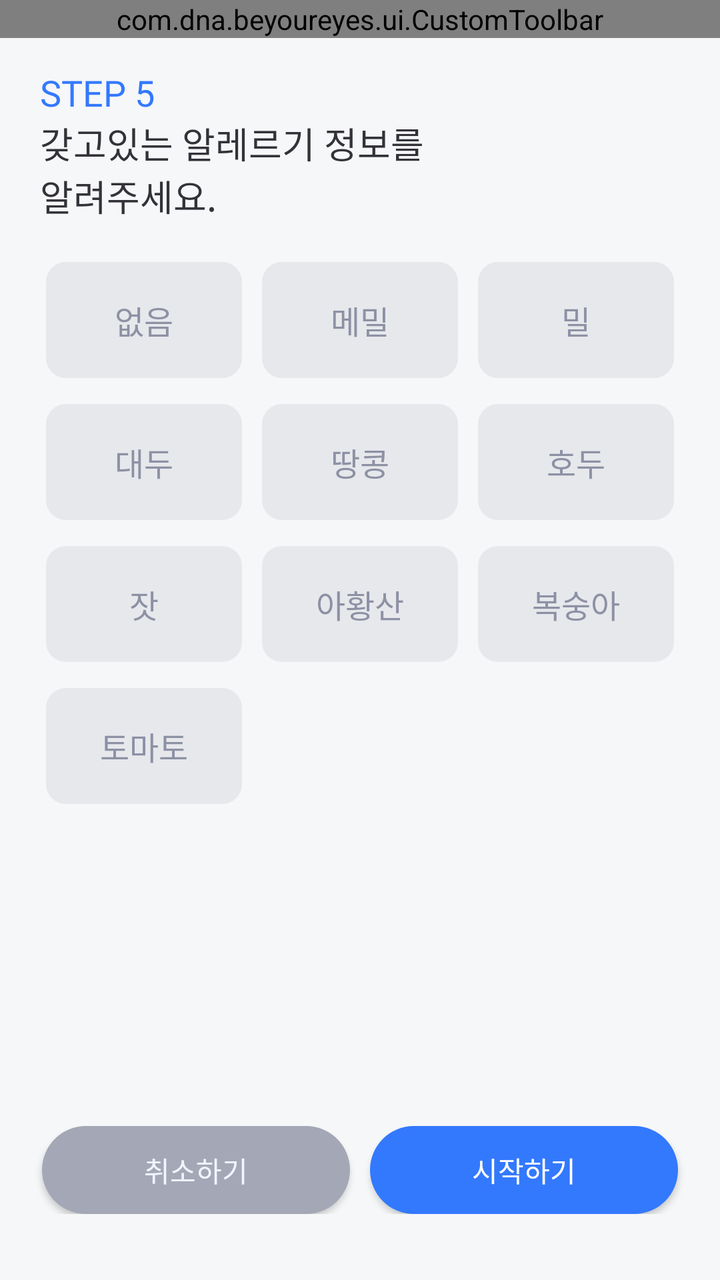
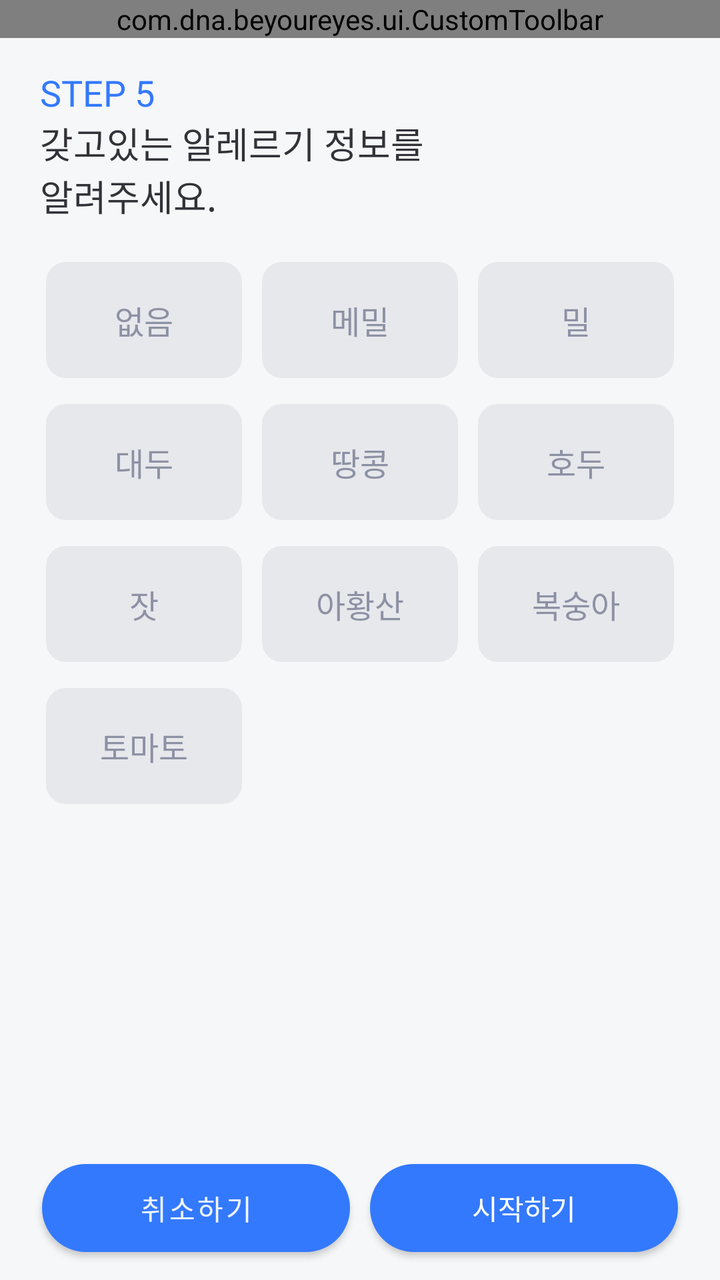

Two renders of the same Android screen: before a commit and after it. Below are the layout's source before the change and the commit's diff.
<!-- AndroidManifest.xml: application theme Theme.BeYourEyes -->
<!-- res/layout/fragment_assign_allergy.xml -->
<?xml version="1.0" encoding="utf-8"?>
<androidx.constraintlayout.widget.ConstraintLayout xmlns:android="http://schemas.android.com/apk/res/android"
    xmlns:tools="http://schemas.android.com/tools"
    android:layout_width="match_parent"
    android:layout_height="match_parent"
    android:background="@color/gray_50"
    xmlns:app="http://schemas.android.com/apk/res-auto">

    <com.dna.beyoureyes.ui.CustomToolbar
        android:id="@+id/toolbar"
        android:layout_width="match_parent"
        android:layout_height="wrap_content"
        app:title="@string/assign_toolbar"
        app:layout_constraintEnd_toEndOf="parent"
        app:layout_constraintStart_toStartOf="parent"
        app:layout_constraintTop_toTopOf="parent"/>


    <TextView
        android:id="@+id/stepText"
        android:layout_width="wrap_content"
        android:layout_height="wrap_content"
        android:layout_marginStart="20dp"
        android:layout_marginTop="15dp"
        android:layout_marginEnd="20dp"
        android:fontFamily="@font/wanted_sans_semi_bold"
        android:text="@string/assign_step5"
        android:textColor="@color/blue_500"
        android:textSize="18sp"
        app:layout_constraintEnd_toEndOf="parent"
        app:layout_constraintHorizontal_bias="0.0"
        app:layout_constraintStart_toStartOf="parent"
        app:layout_constraintTop_toBottomOf="@+id/toolbar" />

    <TextView
        android:id="@+id/questionText"
        android:layout_width="wrap_content"
        android:layout_height="wrap_content"
        android:layout_marginStart="20dp"
        android:layout_marginTop="0dp"
        android:layout_marginEnd="20dp"
        android:fontFamily="@font/wanted_sans_semi_bold"
        android:text="갖고있는 알레르기 정보를\n알려주세요."
        android:textColor="@color/gray_950"
        android:textSize="18sp"
        app:layout_constraintEnd_toEndOf="parent"
        app:layout_constraintHorizontal_bias="0.0"
        app:layout_constraintStart_toStartOf="parent"
        app:layout_constraintTop_toBottomOf="@+id/stepText" />
    
    <LinearLayout
        android:layout_width="match_parent"
        android:layout_height="wrap_content"
        android:gravity="center"
        android:orientation="vertical"
        app:layout_constraintEnd_toEndOf="parent"
        app:layout_constraintStart_toStartOf="parent"
        app:layout_constraintTop_toBottomOf="@id/questionText">

        <com.google.android.material.chip.ChipGroup
            android:layout_width="wrap_content"
            android:layout_height="wrap_content"
            android:layout_margin="20dp"
            android:layout_marginTop="24dp"
            android:foregroundGravity="center"
            app:chipSpacingHorizontal="10dp"
            app:chipSpacingVertical="13dp">

            <com.google.android.material.chip.Chip
                android:id="@+id/chip1"
                style="@style/AllergyChip"
                android:layout_width="98dp"
                android:layout_height="58dp"
                android:layout_marginBottom="60dp"
                android:text="@string/allergy_none"
                android:textAlignment="center"
                android:textAppearance="@style/chipText"
                app:chipMinTouchTargetSize="0dp"/>

            <com.google.android.material.chip.Chip
                android:id="@+id/chip2"
                style="@style/AllergyChip"
                android:layout_width="98dp"
                android:layout_height="58dp"
                android:layout_marginBottom="60dp"
                android:text="@string/allergy_buckwheat"
                android:textAlignment="center"
                android:textAppearance="@style/chipText"
                app:chipMinTouchTargetSize="0dp"/>

            <com.google.android.material.chip.Chip
                android:id="@+id/chip3"
                style="@style/AllergyChip"
                android:layout_width="98dp"
                android:layout_height="58dp"
                android:layout_marginBottom="60dp"
                android:text="@string/allergy_wheat"
                android:textAlignment="center"
                android:textAppearance="@style/chipText"
                app:chipMinTouchTargetSize="0dp" />

            <com.google.android.material.chip.Chip
                android:id="@+id/chip4"
                style="@style/AllergyChip"
                android:layout_width="98dp"
                android:layout_height="58dp"
                android:layout_marginBottom="60dp"
                android:text="@string/allergy_bean"
                android:textAlignment="center"
                android:textAppearance="@style/chipText"
                app:chipMinTouchTargetSize="0dp"/>

            <com.google.android.material.chip.Chip
                android:id="@+id/chip5"
                style="@style/AllergyChip"
                android:layout_width="98dp"
                android:layout_height="58dp"
                android:layout_marginBottom="60dp"
                android:text="@string/allergy_peanut"
                android:textAlignment="center"
                android:textAppearance="@style/chipText"
                app:chipMinTouchTargetSize="0dp"/>

            <com.google.android.material.chip.Chip
                android:id="@+id/chip6"
                style="@style/AllergyChip"
                android:layout_width="98dp"
                android:layout_height="58dp"
                android:layout_marginBottom="60dp"
                android:text="@string/allergy_walnut"
                android:textAlignment="center"
                android:textAppearance="@style/chipText"
                app:chipMinTouchTargetSize="0dp" />

            <com.google.android.material.chip.Chip
                android:id="@+id/chip7"
                style="@style/AllergyChip"
                android:layout_width="98dp"
                android:layout_height="58dp"
                android:layout_marginBottom="60dp"
                android:text="@string/allergy_pinenut"
                android:textAlignment="center"
                android:textAppearance="@style/chipText"
                app:chipMinTouchTargetSize="0dp"/>

            <com.google.android.material.chip.Chip
                android:id="@+id/chip8"
                style="@style/AllergyChip"
                android:layout_width="98dp"
                android:layout_height="58dp"
                android:layout_marginBottom="60dp"
                android:text="@string/allergy_acid"
                android:textAlignment="center"
                android:textAppearance="@style/chipText"
                app:chipMinTouchTargetSize="0dp"/>

            <com.google.android.material.chip.Chip
                android:id="@+id/chip9"
                style="@style/AllergyChip"
                android:layout_width="98dp"
                android:layout_height="58dp"
                android:layout_marginBottom="60dp"
                android:text="@string/allergy_peach"
                android:textAlignment="center"
                android:textAppearance="@style/chipText"
                app:chipMinTouchTargetSize="0dp" />

            <com.google.android.material.chip.Chip
                android:id="@+id/chip10"
                style="@style/AllergyChip"
                android:layout_width="98dp"
                android:layout_height="58dp"
                android:layout_marginBottom="60dp"
                android:text="@string/allergy_tomato"
                android:textAlignment="center"
                android:textAppearance="@style/chipText"
                app:chipMinTouchTargetSize="0dp" />
        </com.google.android.material.chip.ChipGroup>

    </LinearLayout>


    <LinearLayout
        android:layout_width="match_parent"
        android:layout_height="wrap_content"
        android:orientation="horizontal"
        android:paddingVertical="33dp"
        app:layout_constraintBottom_toBottomOf="parent"
        app:layout_constraintEnd_toEndOf="parent"
        app:layout_constraintStart_toStartOf="parent">

        <androidx.appcompat.widget.AppCompatButton
            android:id="@+id/cancelBtn"
            android:layout_width="match_parent"
            android:layout_height="44dp"
            android:layout_weight="1"
            android:layout_marginStart="21dp"
            android:layout_marginEnd="5dp"
            android:background="@drawable/shape_button_g400_24"
            android:text="취소하기"
            android:fontFamily="@font/wanted_sans_bold"
            android:textSize="14sp"
            android:textColor="@color/blue_50" />

        <androidx.appcompat.widget.AppCompatButton
            android:id="@+id/nextBtn"
            android:layout_width="match_parent"
            android:layout_height="44dp"
            android:layout_weight="1"
            android:layout_marginStart="5dp"
            android:layout_marginEnd="21dp"
            android:background="@drawable/shape_button_b500_24"
            android:text="@string/assign_start"
            android:fontFamily="@font/wanted_sans_bold"
            android:textSize="14sp"
            android:textColor="@color/white" />


    </LinearLayout>

</androidx.constraintlayout.widget.ConstraintLayout>
<!-- resources referenced by this layout -->
<resources>
  <color name="blue_50">#EEF5FF</color>
  <color name="blue_500">#3379FE</color>
  <color name="gray_50">#F6F7F8</color>
  <color name="gray_950">#333239</color>
  <color name="white">#FFFFFF</color>
  <!-- drawable shape_button_b500_24 (drawable) -->
  <?xml version="1.0" encoding="utf-8"?>
  <shape xmlns:android="http://schemas.android.com/apk/res/android"
      android:shape="rectangle">
      <solid android:color="@color/blue_500" /> 
      <size android:width="60dp" android:height="45dp" /> 
      <corners android:radius="24dp" /> 
  </shape>
  <!-- drawable shape_button_g400_24 (drawable) -->
  <?xml version="1.0" encoding="utf-8"?>
  <shape xmlns:android="http://schemas.android.com/apk/res/android">
      <solid android:color="@color/gray_400" /> 
      <size android:width="60dp" android:height="45dp" /> 
      <corners android:radius="24dp" /> 
  </shape>
  <string name="allergy_acid">아황산</string>
  <string name="allergy_bean">대두</string>
  <string name="allergy_buckwheat">메밀</string>
  <string name="allergy_none">없음</string>
  <string name="allergy_peach">복숭아</string>
  <string name="allergy_peanut">땅콩</string>
  <string name="allergy_pinenut">잣</string>
  <string name="allergy_tomato">토마토</string>
  <string name="allergy_walnut">호두</string>
  <string name="allergy_wheat">밀</string>
  <string name="assign_start">시작하기</string>
  <string name="assign_step5">STEP 5</string>
  <string name="assign_toolbar">맞춤설계</string>
  <style name="AllergyChip" parent="@style/Widget.MaterialComponents.Chip.Choice">
          <item name="chipStrokeWidth">0dp</item>
          <item name="chipBackgroundColor">@color/allergy_chip_background_color</item>
          <item name="chipStrokeColor">@color/chip_stroke_color</item>
          <item name="android:textColor">@color/allergy_chip_text_color</item>
          <item name="chipCornerRadius">10dp</item>
      </style>
  <style name="chipText" parent="TextAppearance.MaterialComponents.Chip">
          <item name="android:fontFamily">@font/wanted_sans_semi_bold</item>
          <item name="android:textColor">@color/gray_500</item>
          <item name="android:textSize">16sp</item>
      </style>
  <style name="Theme.BeYourEyes" parent="Theme.MaterialComponents.Light.NoActionBar">
          
          <item name="colorPrimary">@color/blue_500</item>
          <item name="colorPrimaryVariant">@color/blue_700</item>
          <item name="colorOnPrimary">@color/white</item>
          
          <item name="colorSecondary">@color/teal_200</item>
          <item name="colorSecondaryVariant">@color/teal_700</item>
          <item name="colorOnSecondary">@color/black</item>
          
          <item name="android:statusBarColor">@color/gray_50</item>
          <item name="android:windowLightStatusBar">true</item>
          <item name="android:navigationBarColor">@color/gray_50</item>
          
          <item name="chipStyle">@style/TextChipStyle</item>
      </style>
  <color name="gray_400">#A4A8B6</color>
  <color name="gray_500">#8D91A4</color>
  <color name="blue_700">#1543E0</color>
  <color name="teal_200">#FF03DAC5</color>
  <color name="teal_700">#FF018786</color>
  <color name="black">#FF000000</color>
  <style name="TextChipStyle" parent="Widget.MaterialComponents.Chip.Choice">
          <item name="chipCornerRadius">10dp</item>
          <item name="chipMinHeight">58dp</item>
          <item name="chipBackgroundColor">@color/chip_bg_color</item>
          <item name="android:textColor">@color/chip_text_color</item>
          <item name="chipStrokeColor">@color/chip_stroke_color</item>
          <item name="chipStrokeWidth">2dp</item>
          <item name="android:textAlignment">center</item>
          <item name="fontFamily">@font/wanted_sans_semi_bold</item>
          <item name="android:textSize">16sp</item>
          <item name="android:paddingTop">14dp</item>
          <item name="android:paddingBottom">14dp</item>
      </style>
</resources>

<!-- the commit's change to res/layout/fragment_assign_allergy.xml (unified diff, before → after) -->
@@ -184,12 +184,13 @@
         android:layout_width="match_parent"
         android:layout_height="wrap_content"
         android:orientation="horizontal"
-        android:paddingVertical="33dp"
+        android:clipToPadding="false"
+        android:paddingVertical="14dp"
         app:layout_constraintBottom_toBottomOf="parent"
         app:layout_constraintEnd_toEndOf="parent"
         app:layout_constraintStart_toStartOf="parent">
 
-        <androidx.appcompat.widget.AppCompatButton
+        <Button
             android:id="@+id/cancelBtn"
             android:layout_width="match_parent"
             android:layout_height="44dp"
<!-- resource entries referenced after the edit -->
@@ -34,7 +34,7 @@
   <string name="assign_step5">STEP 5</string>
   <string name="assign_toolbar">맞춤설계</string>
   <style name="AllergyChip" parent="@style/Widget.MaterialComponents.Chip.Choice">
-          <item name="chipStrokeWidth">0dp</item>
+          <item name="chipStrokeWidth">2dp</item>
           <item name="chipBackgroundColor">@color/allergy_chip_background_color</item>
           <item name="chipStrokeColor">@color/chip_stroke_color</item>
           <item name="android:textColor">@color/allergy_chip_text_color</item>
